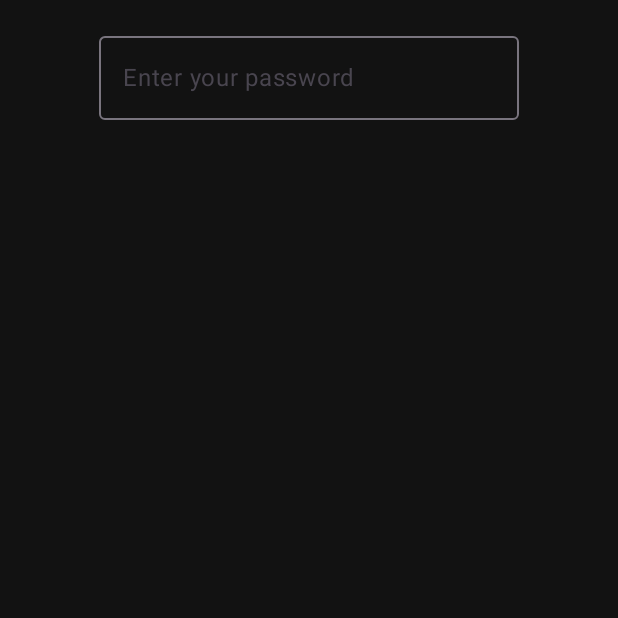
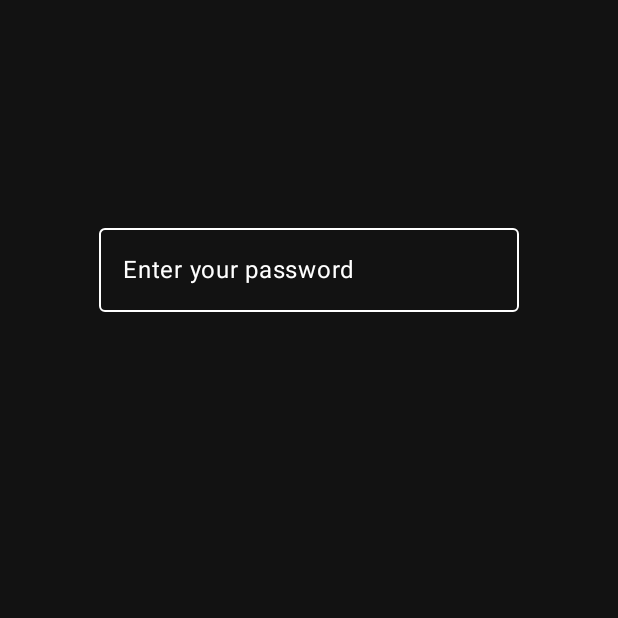
Before and after one commit to lloppy/Finance-Assistant, an Android app built with Jetpack Compose: the screen it shows after launch (RallyActivity), on a phone screen of 412 x 824 dp, the top half of it. Run offline under Robolectric (Android 15) with nearby library versions, the phone set to English and light mode, and no system bars.

Commit message:
add password auth design

```diff
--- a/app/src/main/java/com/example/compose/rally/RallyActivity.kt
+++ b/app/src/main/java/com/example/compose/rally/RallyActivity.kt
@@ -9,8 +9,11 @@ import androidx.compose.foundation.layout.fillMaxWidth
 import androidx.compose.foundation.layout.padding
 import androidx.compose.foundation.text.KeyboardActions
 import androidx.compose.foundation.text.KeyboardOptions
+import androidx.compose.material.Colors
 import androidx.compose.material.Scaffold
+import androidx.compose.material.TextFieldDefaults
 import androidx.compose.material3.OutlinedTextField
+import androidx.compose.material3.OutlinedTextFieldDefaults
 import androidx.compose.material3.Text
 import androidx.compose.runtime.Composable
 import androidx.compose.runtime.getValue
@@ -20,11 +23,15 @@ import androidx.compose.runtime.setValue
 import androidx.compose.ui.Alignment
 import androidx.compose.ui.ExperimentalComposeUiApi
 import androidx.compose.ui.Modifier
+import androidx.compose.ui.graphics.Color
 import androidx.compose.ui.platform.LocalContext
 import androidx.compose.ui.platform.LocalFocusManager
 import androidx.compose.ui.platform.LocalSoftwareKeyboardController
+import androidx.compose.ui.res.stringResource
+import androidx.compose.ui.text.TextStyle
 import androidx.compose.ui.text.input.ImeAction
 import androidx.compose.ui.text.input.KeyboardType
+import androidx.compose.ui.text.style.TextAlign
 import androidx.compose.ui.unit.dp
 import androidx.fragment.app.FragmentActivity
 import androidx.navigation.compose.currentBackStackEntryAsState
@@ -128,7 +135,8 @@ fun PasswordAuthentication(
     Column(
         modifier = Modifier
             .fillMaxWidth()
-            .padding(16.dp),
+            .padding(16.dp)
+            .padding(top = 128.dp),
         horizontalAlignment = Alignment.CenterHorizontally
     ) {
         OutlinedTextField(
@@ -137,15 +145,21 @@ fun PasswordAuthentication(
                 onPasswordChange(it)
                 showError = false
             },
-            label = { Text("Enter your password") },
+
+            label = { Text(text = "Enter your password", color = Color.White)},
+            colors = OutlinedTextFieldDefaults.colors(
+                focusedTextColor = Color.White,
+                unfocusedTextColor = Color.White,
+                cursorColor = Color.White,
+                focusedBorderColor = Color.White,
+                unfocusedBorderColor = Color.White,
+            ),
             keyboardOptions = KeyboardOptions(
-                keyboardType = KeyboardType.Password,
+                keyboardType = KeyboardType.NumberPassword,
                 imeAction = ImeAction.Done
             ),
             keyboardActions = KeyboardActions(
                 onDone = {
-                    // Implement password validation here
-                    // For simplicity, I'm checking if the password is "1234"
                     if (password == "1234") {
                         onAuthenticationSuccess()
                     } else {
@@ -154,7 +168,7 @@ fun PasswordAuthentication(
                         focusManager.clearFocus()
                         keyboardController?.hide()
                     }
-                }
+                },
             ),
             isError = showError
         )
```
